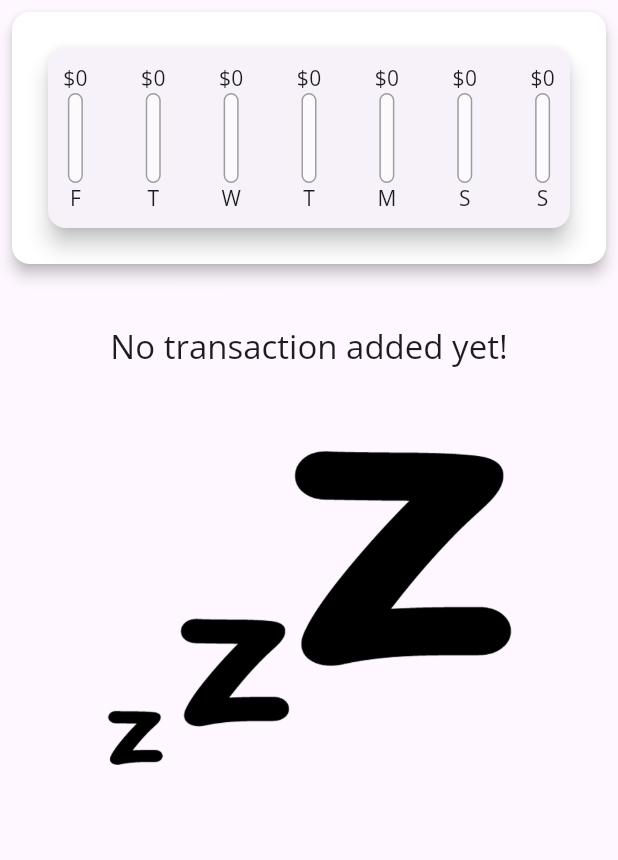
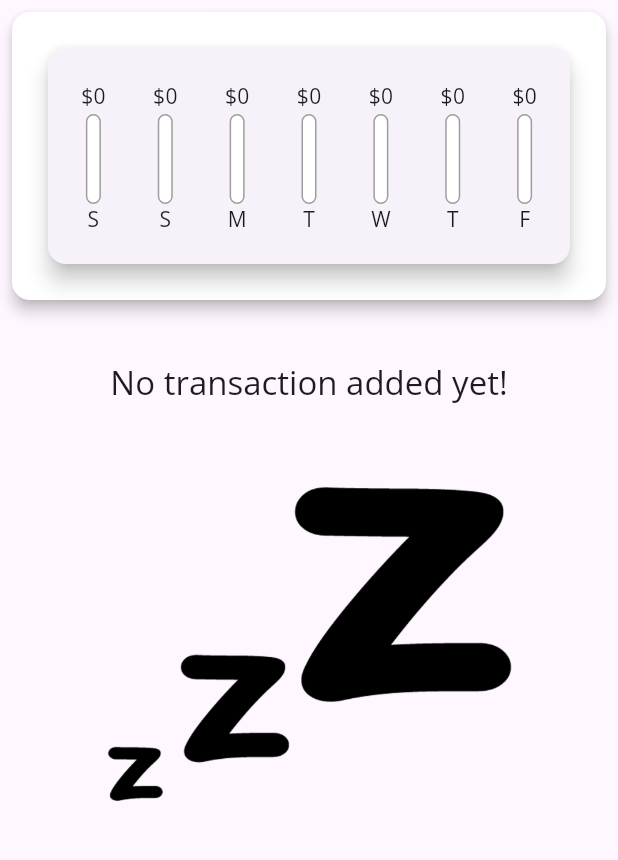
Before and after one commit to GarifullinII/expense_planner, a Flutter app: the screen it shows after launch, on a phone screen of 412 x 824 dp, the part 84-944 px from its top. Run offline on Flutter 3.47's test engine with Material 3 defaults, Android fonts, the phone set to English and light mode, and no system bars.

Commit message:
change chart, chart_bar

```diff
--- a/lib/widgets/chart.dart
+++ b/lib/widgets/chart.dart
@@ -28,7 +28,7 @@ class Chart extends StatelessWidget {
           'amount': totalSum
         };
       },
-    );
+    ).reversed.toList();
   }
 
   double get maxSpending {
@@ -42,6 +42,8 @@ class Chart extends StatelessWidget {
     return Card(
       elevation: 6,
       margin: const EdgeInsets.all(20),
+      child: Padding(
+        padding: const EdgeInsets.all(10),
         child: Row(
           mainAxisAlignment: MainAxisAlignment.spaceBetween,
           children: groupedTransactionValues.map((data) {
@@ -50,11 +52,12 @@ class Chart extends StatelessWidget {
               child: ChartBar(
                 label: data['day'] as String,
                 spendingAmount: data['amount'] as double,
-              spendingPctOfTotal: maxSpending,
+                spendingPctOfTotal: maxSpending == 0.0 ? 0.0 : ((data['amount'] as double) / maxSpending),
               ),
             );
           }).toList(),
         ),
+      ),
     );
   }
 }
--- a/lib/widgets/chart_bar.dart
+++ b/lib/widgets/chart_bar.dart
@@ -16,7 +16,10 @@ class ChartBar extends StatelessWidget {
   Widget build(BuildContext context) {
     return Column(
       children: [
-        Text('\$${spendingAmount.toStringAsFixed(0)}'),
+        Padding(
+          padding: const EdgeInsets.all(2),
+          child: Text('\$${spendingAmount.toStringAsFixed(0)}'),
+        ),
         SizedBox(
           height: 60,
           width: 10,
@@ -28,7 +31,7 @@ class ChartBar extends StatelessWidget {
                     color: Colors.grey,
                     width: 1,
                   ),
-                  color: Colors.white60,
+                  color: Theme.of(context).primaryColor,
                   borderRadius: BorderRadius.circular(10),
                 ),
               ),
@@ -36,7 +39,7 @@ class ChartBar extends StatelessWidget {
                 heightFactor: spendingPctOfTotal,
                 child: Container(
                   decoration: BoxDecoration(
-                    color: Theme.of(context).primaryColor,
+                    color: Colors.redAccent,
                     borderRadius: BorderRadius.circular(10),
                   ),
                 ),
```
Also changed, not shown: 2 other files. Lines whose indentation alone changed are shown as unchanged.
